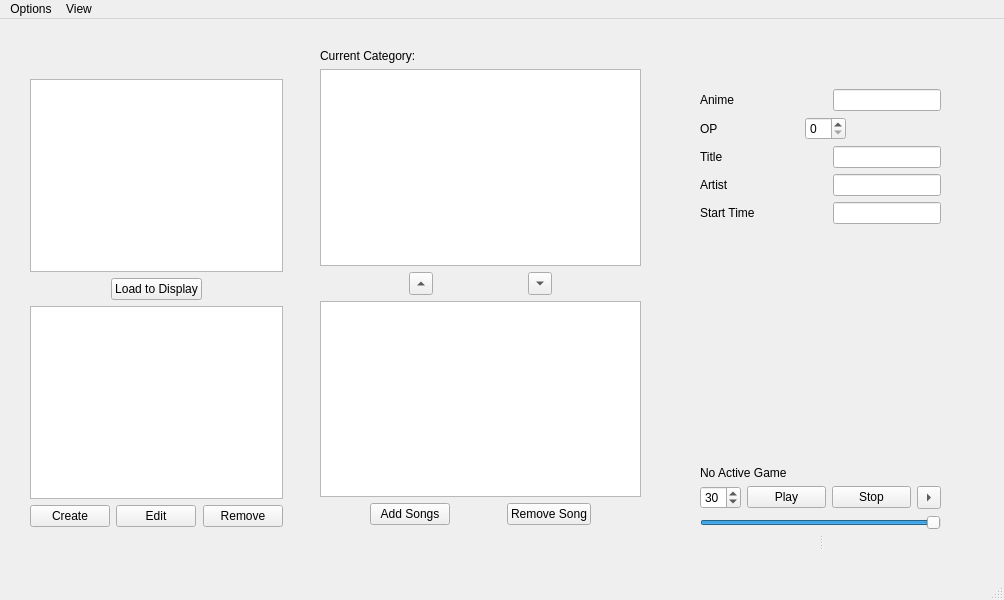
Old version of the form controlwindow.ui in the repository AlexjHeat/MusicTriviaPy.
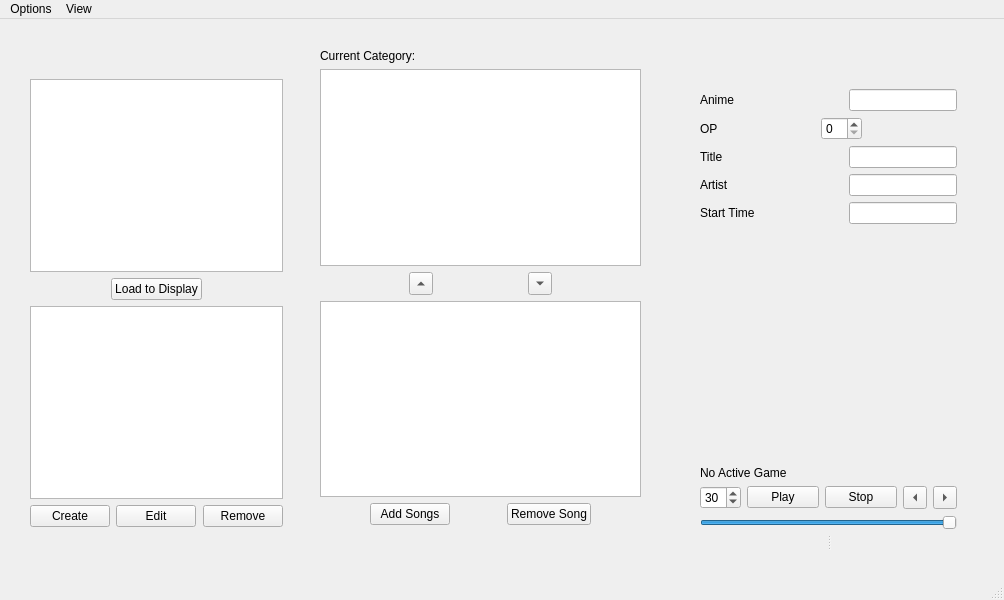
New version of the form.

```diff
--- a/controlwindow.ui
+++ b/controlwindow.ui
@@ -277,7 +277,7 @@
      <rect>
       <x>700</x>
       <y>50</y>
-      <width>241</width>
+      <width>257</width>
       <height>481</height>
      </rect>
     </property>
@@ -462,6 +462,19 @@
          </property>
         </widget>
        </item>
+       <item>
+        <widget class="QToolButton" name="prevRoundButton">
+         <property name="text">
+          <string/>
+         </property>
+         <property name="toolButtonStyle">
+          <enum>Qt::ToolButtonIconOnly</enum>
+         </property>
+         <property name="arrowType">
+          <enum>Qt::LeftArrow</enum>
+         </property>
+        </widget>
+       </item>
        <item>
         <widget class="QToolButton" name="nextRoundButton">
          <property name="text">
```
